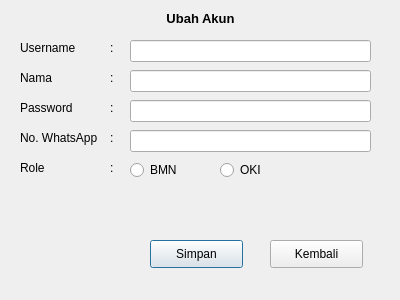
The window that ui/ubah_akun_admin.ui (Ariel-F-S/SistemPeminjamanRuangPolinemaKampusKediri) describes before a commit, drawn with Qt 5.
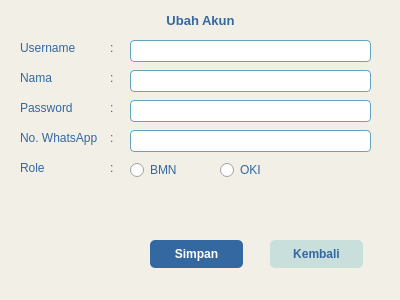
The same window after the commit. Icons and pictures are not drawn.

```diff
--- a/ui/ubah_akun_admin.ui
+++ b/ui/ubah_akun_admin.ui
@@ -11,7 +11,12 @@
    </rect>
   </property>
   <property name="windowTitle">
-   <string>Dialog</string>
+   <string>Ubah Akun</string>
+  </property>
+  <property name="styleSheet">
+   <string notr="true">QDialog#Dialog {
+    background-color: #F2EFE7;
+}</string>
   </property>
   <widget class="QLabel" name="label">
    <property name="geometry">
@@ -19,16 +24,18 @@
      <x>10</x>
      <y>10</y>
      <width>381</width>
-     <height>16</height>
+     <height>20</height>
     </rect>
    </property>
    <property name="font">
     <font>
      <pointsize>10</pointsize>
-     <weight>75</weight>
      <bold>true</bold>
     </font>
    </property>
+   <property name="styleSheet">
+    <string notr="true">color: #3368A0;</string>
+   </property>
    <property name="text">
     <string>Ubah Akun</string>
    </property>
@@ -45,6 +52,9 @@
      <height>16</height>
     </rect>
    </property>
+   <property name="styleSheet">
+    <string notr="true">color: #3368A0;</string>
+   </property>
    <property name="text">
     <string>Username</string>
    </property>
@@ -58,6 +68,9 @@
      <height>16</height>
     </rect>
    </property>
+   <property name="styleSheet">
+    <string notr="true">color: #3368A0;</string>
+   </property>
    <property name="text">
     <string>Password</string>
    </property>
@@ -71,6 +84,9 @@
      <height>16</height>
     </rect>
    </property>
+   <property name="styleSheet">
+    <string notr="true">color: #3368A0;</string>
+   </property>
    <property name="text">
     <string>Nama</string>
    </property>
@@ -84,6 +100,9 @@
      <height>16</height>
     </rect>
    </property>
+   <property name="styleSheet">
+    <string notr="true">color: #3368A0;</string>
+   </property>
    <property name="text">
     <string>No. WhatsApp</string>
    </property>
@@ -97,6 +116,9 @@
      <height>16</height>
     </rect>
    </property>
+   <property name="styleSheet">
+    <string notr="true">color: #3368A0;</string>
+   </property>
    <property name="text">
     <string>Role</string>
    </property>
@@ -110,6 +132,9 @@
      <height>16</height>
     </rect>
    </property>
+   <property name="styleSheet">
+    <string notr="true">color: #3368A0;</string>
+   </property>
    <property name="text">
     <string>:</string>
    </property>
@@ -123,6 +148,9 @@
      <height>16</height>
     </rect>
    </property>
+   <property name="styleSheet">
+    <string notr="true">color: #3368A0;</string>
+   </property>
    <property name="text">
     <string>:</string>
    </property>
@@ -136,6 +164,9 @@
      <height>16</height>
     </rect>
    </property>
+   <property name="styleSheet">
+    <string notr="true">color: #3368A0;</string>
+   </property>
    <property name="text">
     <string>:</string>
    </property>
@@ -149,6 +180,9 @@
      <height>16</height>
     </rect>
    </property>
+   <property name="styleSheet">
+    <string notr="true">color: #3368A0;</string>
+   </property>
    <property name="text">
     <string>:</string>
    </property>
@@ -162,6 +196,9 @@
      <height>16</height>
     </rect>
    </property>
+   <property name="styleSheet">
+    <string notr="true">color: #3368A0;</string>
+   </property>
    <property name="text">
     <string>:</string>
    </property>
@@ -175,6 +212,12 @@
      <height>22</height>
     </rect>
    </property>
+   <property name="styleSheet">
+    <string notr="true">background-color: #FFFFFF;
+border: 1px solid #66A3BF;
+border-radius: 4px;
+padding-left: 5px;</string>
+   </property>
   </widget>
   <widget class="QLineEdit" name="lineEdit_2">
    <property name="geometry">
@@ -185,6 +228,12 @@
      <height>22</height>
     </rect>
    </property>
+   <property name="styleSheet">
+    <string notr="true">background-color: #FFFFFF;
+border: 1px solid #66A3BF;
+border-radius: 4px;
+padding-left: 5px;</string>
+   </property>
   </widget>
   <widget class="QLineEdit" name="lineEdit_3">
    <property name="geometry">
@@ -195,6 +244,12 @@
      <height>22</height>
     </rect>
    </property>
+   <property name="styleSheet">
+    <string notr="true">background-color: #FFFFFF;
+border: 1px solid #66A3BF;
+border-radius: 4px;
+padding-left: 5px;</string>
+   </property>
   </widget>
   <widget class="QLineEdit" name="lineEdit_4">
    <property name="geometry">
@@ -205,6 +260,12 @@
      <height>22</height>
     </rect>
    </property>
+   <property name="styleSheet">
+    <string notr="true">background-color: #FFFFFF;
+border: 1px solid #66A3BF;
+border-radius: 4px;
+padding-left: 5px;</string>
+   </property>
   </widget>
   <widget class="QRadioButton" name="radioButton">
    <property name="geometry">
@@ -215,6 +276,9 @@
      <height>20</height>
     </rect>
    </property>
+   <property name="styleSheet">
+    <string notr="true">color: #3368A0;</string>
+   </property>
    <property name="text">
     <string>BMN</string>
    </property>
@@ -228,6 +292,9 @@
      <height>20</height>
     </rect>
    </property>
+   <property name="styleSheet">
+    <string notr="true">color: #3368A0;</string>
+   </property>
    <property name="text">
     <string>OKI</string>
    </property>
@@ -241,6 +308,17 @@
      <height>28</height>
     </rect>
    </property>
+   <property name="styleSheet">
+    <string notr="true">QPushButton {
+    background-color: #3368A0;
+    color: #FFFFFF;
+    border-radius: 5px;
+    font-weight: bold;
+}
+QPushButton:hover {
+    background-color: #66A3BF;
+}</string>
+   </property>
    <property name="text">
     <string>Simpan</string>
    </property>
@@ -258,6 +336,18 @@
      <height>28</height>
     </rect>
    </property>
+   <property name="styleSheet">
+    <string notr="true">QPushButton {
+    background-color: #C8DFDB;
+    color: #3368A0;
+    border-radius: 5px;
+    font-weight: bold;
+}
+QPushButton:hover {
+    background-color: #66A3BF;
+    color: #FFFFFF;
+}</string>
+   </property>
    <property name="text">
     <string>Kembali</string>
    </property>
```
